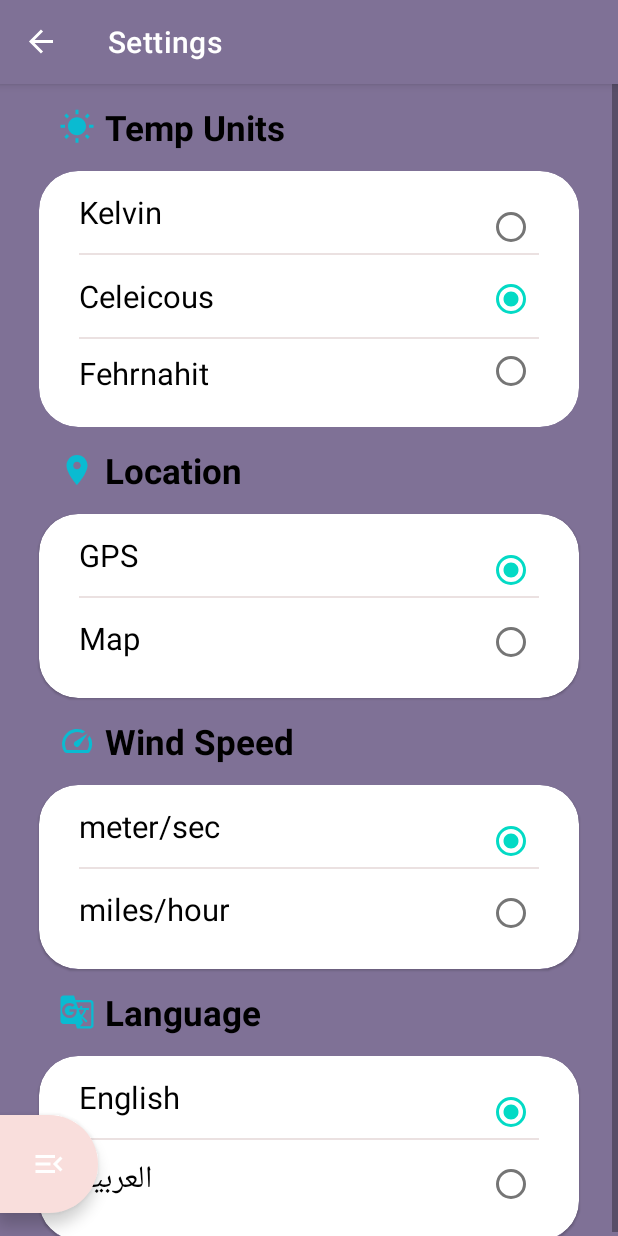
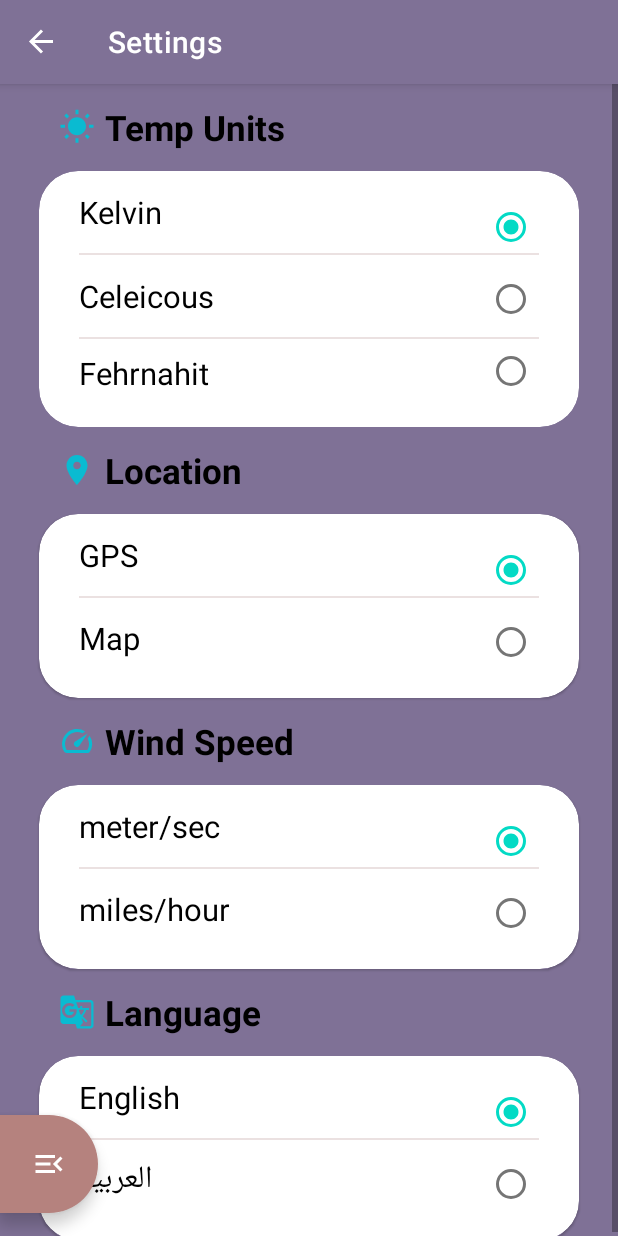
Before and after one commit to Hanaa-Hany/Weather-App, an Android app: the SettingsFragment screen opened through its navigation route, on a phone screen of 412 x 824 dp. Run offline under Robolectric (Android 15) with nearby library versions, the phone set to English and light mode, and no system bars; our stand-ins replace Room's generated code, navigation-ui, sdp/ssp sizes; Roboto replaces fonts that are not available here.

```diff
--- a/app/src/main/java/com/hanaahany/weatherapp/alert/viewmodel/AlertViewModel.kt
+++ b/app/src/main/java/com/hanaahany/weatherapp/alert/viewmodel/AlertViewModel.kt
@@ -13,6 +13,7 @@ import kotlinx.coroutines.Dispatchers
 import kotlinx.coroutines.flow.MutableStateFlow
 import kotlinx.coroutines.flow.StateFlow
 import kotlinx.coroutines.flow.collectLatest
+import kotlinx.coroutines.flow.firstOrNull
 import kotlinx.coroutines.launch
 
 class AlertViewModel(private val repo: RepositoryInterface, private val alarmScheduler: AlarmSchedular) :
@@ -31,6 +32,11 @@ class AlertViewModel(private val repo: RepositoryInterface, private val alarmSch
     fun insertAlarm(alarmItem: Alarm) {
         viewModelScope.launch(Dispatchers.IO) {
             repo.insertAlarm(alarmItem)
+            // Fetch the updated list of alarms after insertion
+            val updatedAlarms = repo.getAllAlarms().firstOrNull() ?: emptyList()
+
+            // Update the state flow with the new list of alarms
+            _alarmsMutableStateFlow.value = updatedAlarms
         }
     }
 
--- a/app/src/main/java/com/hanaahany/weatherapp/home/view/HomeFragment.kt
+++ b/app/src/main/java/com/hanaahany/weatherapp/home/view/HomeFragment.kt
@@ -4,25 +4,23 @@ package com.hanaahany.weatherapp.home.view
 import android.annotation.SuppressLint
 import android.os.Bundle
 import android.util.Log
-import androidx.fragment.app.Fragment
 import android.view.LayoutInflater
 import android.view.View
 import android.view.ViewGroup
 import android.widget.Toast
+import androidx.fragment.app.Fragment
 import androidx.lifecycle.LifecycleOwner
 import androidx.lifecycle.ViewModelProvider
 import androidx.lifecycle.lifecycleScope
 import androidx.recyclerview.widget.LinearLayoutManager
-import com.bumptech.glide.Glide
 import com.hanaahany.weatherapp.Utils.ApiState
 import com.hanaahany.weatherapp.Utils.Constants
 import com.hanaahany.weatherapp.Utils.LocationByGPS
 import com.hanaahany.weatherapp.Utils.Permission
 import com.hanaahany.weatherapp.databinding.FragmentHomeBinding
-import com.hanaahany.weatherapp.services.dp.LocalSource
 import com.hanaahany.weatherapp.home.viewmodel.HomeViewModel
 import com.hanaahany.weatherapp.home.viewmodel.HomeViewModelFactory
-import com.hanaahany.weatherapp.maps.MapsFragmentArgs
+import com.hanaahany.weatherapp.services.dp.LocalSource
 import com.hanaahany.weatherapp.services.model.Repository
 import com.hanaahany.weatherapp.services.model.WeatherResponse
 import com.hanaahany.weatherapp.services.network.WeatherClient
@@ -31,12 +29,12 @@ import kotlinx.coroutines.launch
 
 
 class HomeFragment : Fragment() {
-    private lateinit var viewModel:HomeViewModel
+    private lateinit var viewModel: HomeViewModel
     lateinit var binding: FragmentHomeBinding
     private lateinit var hourAdapter: HourAdapter
     private lateinit var dayAdapter: DayAdapter
-    private var latitude:Double=0.0
-    private var langitude:Double=0.0
+    private var latitude: Double = 0.0
+    private var langitude: Double = 0.0
 
 
     override fun onCreateView(
@@ -44,15 +42,11 @@ class HomeFragment : Fragment() {
         savedInstanceState: Bundle?
     ): View? {
         // Inflate the layout for this fragment
-        flag=true
-        binding=FragmentHomeBinding.inflate(inflater,container,false)
+        flag = true
+        binding = FragmentHomeBinding.inflate(inflater, container, false)
         return binding.root
     }
 
-    override fun onStart() {
-        super.onStart()
-
-    }
 
     override fun onViewCreated(view: View, savedInstanceState: Bundle?) {
         super.onViewCreated(view, savedInstanceState)
@@ -61,37 +55,32 @@ class HomeFragment : Fragment() {
 
         val factory = HomeViewModelFactory(
             Repository.getInstance(
-            WeatherClient,
-            SettingSharedPrefrences.getInstance(requireContext()), LocalSource(requireContext())
-        ))
+                WeatherClient,
+                SettingSharedPrefrences.getInstance(requireContext()), LocalSource(requireContext())
+            )
+        )
         val location = LocationByGPS(requireContext())
         viewModel = ViewModelProvider(this, factory).get(HomeViewModel::class.java)
-        if(viewModel.readStringFromSetting(Constants.LOCATION)==Constants.MAP) {
-            val lat = HomeFragmentArgs.fromBundle(requireArguments()).latitude
-            val lan=HomeFragmentArgs.fromBundle(requireArguments()).langitude
-            Log.i(Constants.locationTag, "$lat HomeFragment")
-            viewModel.getWeather(lat.toDouble(),lan.toDouble(),"metric","en")
-        }else{
 
-            location.getLastLocation()
-        }
+
+        location.getLastLocation()
         location.location.observe(context as LifecycleOwner) {
             Log.i(Constants.locationTag, it.first.toString())
             lifecycleScope.launch {
-                val lang=viewModel.readStringFromSetting(Constants.LANGUAGE)
-                val units=viewModel.readStringFromSetting(Constants.UNIT)
-                if (Permission.checkConnection(requireContext())){
-                    val per=Permission.checkPermission(requireContext())
-                    Log.i(Constants.locationTag,per.toString())
-                    viewModel.getWeather(it.first, it.second,units,lang)
+                val lang = viewModel.readStringFromSetting(Constants.LANGUAGE)
+                val units = viewModel.readStringFromSetting(Constants.UNIT)
+                if (Permission.checkConnection(requireContext())) {
+                    val per = Permission.checkPermission(requireContext())
+                    Log.i(Constants.locationTag, per.toString())
+                    viewModel.getWeather(it.first, it.second, units, lang)
 
-                }else{
+                } else {
                     viewModel.getCachedWeather()
-                    Log.i(Constants.locationTag,"else"+it.first)
+                    Log.i(Constants.locationTag, "else" + it.first)
                 }
 
-                latitude=it.first
-                langitude=it.second
+                latitude = it.first
+                langitude = it.second
             }
 
 
@@ -100,20 +89,20 @@ class HomeFragment : Fragment() {
             viewModel.respone.collect { result ->
                 when (result) {
                     is ApiState.Success -> {
-                        result.date.lon=langitude
+                        result.date.lon = langitude
                         viewModel.insertCachedWeather(result.date)
-                        Log.i("Test",result.date.toString())
-                        result.date.lat=latitude
+                        Log.i("Test", result.date.toString())
+                        result.date.lat = latitude
 
-                        Log.i("Test",result.date.lon.toString())
-                        Log.i("Test",result.date.lat.toString())
+                        Log.i("Test", result.date.lon.toString())
+                        Log.i("Test", result.date.lat.toString())
 
 
-                        binding.loadingLottiHomeFragment.visibility=View.GONE
+                        binding.loadingLottiHomeFragment.visibility = View.GONE
                         handleView(View.VISIBLE)
 
                         setData(result.date)
-                        Log.i(Constants.locationTag,result.date.lat.toString()+"result")
+                        Log.i(Constants.locationTag, result.date.lat.toString() + "result")
                         hourAdapter = HourAdapter(requireContext(), result.date.hourly)
                         binding.recyclerHourlyDay.adapter = hourAdapter
                         dayAdapter = DayAdapter(requireContext(), result.date.daily)
@@ -123,8 +112,8 @@ class HomeFragment : Fragment() {
                         Toast.makeText(requireContext(), "Server Error", Toast.LENGTH_SHORT).show()
                     }
                     else -> {
-                        Log.i(Constants.locationTag,"Loading")
-                        binding.loadingLottiHomeFragment.visibility=View.VISIBLE
+                        Log.i(Constants.locationTag, "Loading")
+                        binding.loadingLottiHomeFragment.visibility = View.VISIBLE
                         handleView(View.INVISIBLE)
 
                     }
@@ -135,50 +124,54 @@ class HomeFragment : Fragment() {
 
     }
 
-    private fun getDataFromMap() {
-
-    }
 
     private fun handleView(appear: Int) {
-        binding.card3.visibility=appear
-        binding.card4.visibility=appear
-        binding.card5.visibility=appear
-        binding.card6.visibility=appear
+        binding.card3.visibility = appear
+        binding.card4.visibility = appear
+        binding.card5.visibility = appear
+        binding.card6.visibility = appear
     }
 
     private fun initViews() {
-        val layoutManager=LinearLayoutManager(requireContext(),LinearLayoutManager.HORIZONTAL,false)
-        binding.recyclerHourlyDay.layoutManager=layoutManager
-        val layoutManagerDaily=LinearLayoutManager(requireContext(),LinearLayoutManager.VERTICAL,false)
-        binding.recyclerWeakTemp.layoutManager=layoutManagerDaily
+        val layoutManager =
+            LinearLayoutManager(requireContext(), LinearLayoutManager.HORIZONTAL, false)
+        binding.recyclerHourlyDay.layoutManager = layoutManager
+        val layoutManagerDaily =
+            LinearLayoutManager(requireContext(), LinearLayoutManager.VERTICAL, false)
+        binding.recyclerWeakTemp.layoutManager = layoutManagerDaily
 
     }
 
     @SuppressLint("SetTextI18n")
     private fun setData(it: WeatherResponse) {
-        binding.tvTempHomeFragment.text=Constants.writeDegree(requireContext(),it.current.temp.toInt().toString())
-        binding.tvCloudsValueHomeFragment.text=it.current.clouds.toString()
-        binding.tvPressureValueHomeFragment.text=it.current.pressure.toString()
-        binding.tvWindValueHomeFragment.text=Constants.windSpeed(requireContext(), it.current.wind_speed.toString())
-        binding.tvCityHomeFragment.text=Constants.setLocationNameByGeoCoder(requireContext(),it.lat,it.lon)
+        binding.tvTempHomeFragment.text =
+            Constants.writeDegree(requireContext(), it.current.temp.toInt().toString())
+        binding.tvCloudsValueHomeFragment.text = it.current.clouds.toString()
+        binding.tvPressureValueHomeFragment.text = it.current.pressure.toString()
+        binding.tvWindValueHomeFragment.text =
+            Constants.windSpeed(requireContext(), it.current.wind_speed.toString())
+        binding.tvCityHomeFragment.text =
+            Constants.setLocationNameByGeoCoder(requireContext(), it.lat, it.lon)
         //Log.i(Constants.locationTag,it.lat.toString()+"setData")
-        binding.tvHumidityValueHomeFragment.text=it.current.humidity.toString()
-        binding.tvWeatherDescriptionHomeFragment.text=it.current.weather.get(0).description
-        Constants.setIcon(it.current.weather.get(0).icon,binding.iconHomeFragment)
-        if (SettingSharedPrefrences.getInstance(requireContext()).readStringSettings(Constants.LANGUAGE)=="ar"){
-            binding.tvWeatherTimeHomeFragment.text=Constants.getTime(it.current.dt,"ar")
-            binding.tvWeatherDateHomeFragment.text=Constants.getDate(it.current.dt,"ar")
-        }else{
-            binding.tvWeatherTimeHomeFragment.text=Constants.getTime(it.current.dt,"en")
-            binding.tvWeatherDateHomeFragment.text=Constants.getDate(it.current.dt,"en")
+        binding.tvHumidityValueHomeFragment.text = it.current.humidity.toString()
+        binding.tvWeatherDescriptionHomeFragment.text = it.current.weather.get(0).description
+        Constants.setIcon(it.current.weather.get(0).icon, binding.iconHomeFragment)
+        if (SettingSharedPrefrences.getInstance(requireContext())
+                .readStringSettings(Constants.LANGUAGE) == "ar"
+        ) {
+            binding.tvWeatherTimeHomeFragment.text = Constants.getTime(it.current.dt, "ar")
+            binding.tvWeatherDateHomeFragment.text = Constants.getDate(it.current.dt, "ar")
+        } else {
+            binding.tvWeatherTimeHomeFragment.text = Constants.getTime(it.current.dt, "en")
+            binding.tvWeatherDateHomeFragment.text = Constants.getDate(it.current.dt, "en")
 
         }
 
 
     }
 
-    companion object{
-        var flag=true
+    companion object {
+        var flag = true
     }
 
 }
--- a/app/src/main/java/com/hanaahany/weatherapp/home/viewmodel/HomeViewModel.kt
+++ b/app/src/main/java/com/hanaahany/weatherapp/home/viewmodel/HomeViewModel.kt
@@ -67,7 +67,7 @@ class HomeViewModel(private val _irepo: RepositoryInterface) : ViewModel() {
     fun getFavLocation(){
         viewModelScope.launch {
              _irepo.getFavLocation().collect {
-                 Log.i(Constants.FAV_TAG,it.size.toString())
+                // Log.i(Constants.FAV_TAG,it.size.toString())
                  _favLocation.value=it
              }
         }
--- a/app/src/main/java/com/hanaahany/weatherapp/setting/view/SettingsFragment.kt
+++ b/app/src/main/java/com/hanaahany/weatherapp/setting/view/SettingsFragment.kt
@@ -17,9 +17,9 @@ import com.hanaahany.weatherapp.R
 import com.hanaahany.weatherapp.Utils.Constants
 import com.hanaahany.weatherapp.Utils.LocationByGPS
 import com.hanaahany.weatherapp.databinding.FragmentSettingsBinding
-import com.hanaahany.weatherapp.services.dp.LocalSource
 import com.hanaahany.weatherapp.home.viewmodel.HomeViewModel
 import com.hanaahany.weatherapp.home.viewmodel.HomeViewModelFactory
+import com.hanaahany.weatherapp.services.dp.LocalSource
 import com.hanaahany.weatherapp.services.model.Repository
 import com.hanaahany.weatherapp.services.network.WeatherClient
 import com.hanaahany.weatherapp.services.sharedpref.SettingSharedPrefrences
@@ -70,7 +70,7 @@ class SettingsFragment : Fragment() {
     }
 
     private fun handelMarkLang() {
-            if (viewModel.readStringFromSetting(Constants.LANGUAGE) == "ar") {
+        if (viewModel.readStringFromSetting(Constants.LANGUAGE) == "ar") {
             binding.radioArabic.isChecked = true
         } else {
             binding.radioEnglish.isChecked = true
@@ -87,12 +87,12 @@ class SettingsFragment : Fragment() {
     }
 
     private fun handelMarkTemp() {
-        if (viewModel.readStringFromSetting(Constants.UNIT) == "K") {
-            binding.radioKelvin.isChecked = true
-        } else if (viewModel.readStringFromSetting(Constants.UNIT) == "F") {
+        if (viewModel.readStringFromSetting(Constants.UNIT) == "metric") {
+            binding.radioCelisous.isChecked = true
+        } else if (viewModel.readStringFromSetting(Constants.UNIT) == "imperial") {
             binding.radioFehraniet.isChecked = true
         } else {
-            binding.radioCelisous.isChecked = true
+            binding.radioKelvin.isChecked = true
         }
     }
 
@@ -114,7 +114,8 @@ class SettingsFragment : Fragment() {
                 R.id.radio_map -> {
                     viewModel.writeStringToSetting(Constants.LOCATION, Constants.MAP)
 
-                    val action=SettingsFragmentDirections.actionSettingsFragmentToMapsFragment(Constants.SET_Source)
+                    val action =
+                        SettingsFragmentDirections.actionSettingsFragmentToMapsFragment(Constants.SET_Source)
                     Navigation.findNavController(requireView()).navigate(action)
 
                 }
@@ -157,19 +158,15 @@ class SettingsFragment : Fragment() {
 
     private fun handleUnits() {
         binding.radioGroupUnits.setOnCheckedChangeListener(RadioGroup.OnCheckedChangeListener { _, radioId ->
-            when (radioId) {
-                R.id.radio_kelvin ->
-                    viewModel.writeStringToSetting(Constants.UNIT, "standard")
 
-                R.id.radio_celisous ->
-                    viewModel.writeStringToSetting(Constants.UNIT, "metric")
+            if (radioId == R.id.radio_fehraniet)
+                viewModel.writeStringToSetting(Constants.UNIT, "imperial")
+            else if (radioId == R.id.radio_kelvin)
+                viewModel.writeStringToSetting(Constants.UNIT, "standard")
+            else (radioId == R.id.radio_celisous)
+            viewModel.writeStringToSetting(Constants.UNIT, "metric")
 
 
-                R.id.radio_fehraniet ->
-                    viewModel.writeStringToSetting(Constants.UNIT, "imperial")
-
-
-            }
             //restartApplication()
 
         })
--- a/app/src/main/res/drawable/ic_alert.xml
+++ b/app/src/main/res/drawable/ic_alert.xml
@@ -1,5 +1,5 @@
 <vector android:autoMirrored="true" android:height="24dp"
-    android:tint="#000000" android:viewportHeight="24"
+    android:tint="@color/white" android:viewportHeight="24"
     android:viewportWidth="24" android:width="24dp" xmlns:android="http://schemas.android.com/apk/res/android">
     <path android:fillColor="@android:color/white" android:pathData="M10.01,21.01c0,1.1 0.89,1.99 1.99,1.99s1.99,-0.89 1.99,-1.99h-3.98zM18.88,16.82L18.88,11c0,-3.25 -2.25,-5.97 -5.29,-6.69v-0.72C13.59,2.71 12.88,2 12,2s-1.59,0.71 -1.59,1.59v0.72C7.37,5.03 5.12,7.75 5.12,11v5.82L3,18.94L3,20h18v-1.06l-2.12,-2.12zM16,13.01h-3v3h-2v-3L8,13.01L8,11h3L11,8h2v3h3v2.01z"/>
 </vector>
--- a/app/src/main/res/drawable/ic_favorite.xml
+++ b/app/src/main/res/drawable/ic_favorite.xml
@@ -1,5 +1,5 @@
 <vector android:autoMirrored="true" android:height="24dp"
-    android:tint="#000000" android:viewportHeight="24"
+    android:tint="@color/white" android:viewportHeight="24"
     android:viewportWidth="24" android:width="24dp" xmlns:android="http://schemas.android.com/apk/res/android">
     <path android:fillColor="@android:color/white" android:pathData="M12,21.35l-1.45,-1.32C5.4,15.36 2,12.28 2,8.5 2,5.42 4.42,3 7.5,3c1.74,0 3.41,0.81 4.5,2.09C13.09,3.81 14.76,3 16.5,3 19.58,3 22,5.42 22,8.5c0,3.78 -3.4,6.86 -8.55,11.54L12,21.35z"/>
 </vector>
--- a/app/src/main/res/drawable/ic_home.xml
+++ b/app/src/main/res/drawable/ic_home.xml
@@ -1,5 +1,5 @@
 <vector android:autoMirrored="true" android:height="24dp"
-    android:tint="#000000" android:viewportHeight="24"
+    android:tint="@color/white" android:viewportHeight="24"
     android:viewportWidth="24" android:width="24dp" xmlns:android="http://schemas.android.com/apk/res/android">
     <path android:fillColor="@android:color/white" android:pathData="M10,20v-6h4v6h5v-8h3L12,3 2,12h3v8z"/>
 </vector>
--- a/app/src/main/res/drawable/ic_settings.xml
+++ b/app/src/main/res/drawable/ic_settings.xml
@@ -1,5 +1,5 @@
 <vector android:autoMirrored="true" android:height="24dp"
-    android:tint="@color/East_Bay" android:viewportHeight="24"
+    android:tint="@color/white" android:viewportHeight="24"
     android:viewportWidth="24" android:width="24dp" xmlns:android="http://schemas.android.com/apk/res/android">
     <path android:fillColor="@android:color/white" android:pathData="M19.14,12.94c0.04,-0.3 0.06,-0.61 0.06,-0.94c0,-0.32 -0.02,-0.64 -0.07,-0.94l2.03,-1.58c0.18,-0.14 0.23,-0.41 0.12,-0.61l-1.92,-3.32c-0.12,-0.22 -0.37,-0.29 -0.59,-0.22l-2.39,0.96c-0.5,-0.38 -1.03,-0.7 -1.62,-0.94L14.4,2.81c-0.04,-0.24 -0.24,-0.41 -0.48,-0.41h-3.84c-0.24,0 -0.43,0.17 -0.47,0.41L9.25,5.35C8.66,5.59 8.12,5.92 7.63,6.29L5.24,5.33c-0.22,-0.08 -0.47,0 -0.59,0.22L2.74,8.87C2.62,9.08 2.66,9.34 2.86,9.48l2.03,1.58C4.84,11.36 4.8,11.69 4.8,12s0.02,0.64 0.07,0.94l-2.03,1.58c-0.18,0.14 -0.23,0.41 -0.12,0.61l1.92,3.32c0.12,0.22 0.37,0.29 0.59,0.22l2.39,-0.96c0.5,0.38 1.03,0.7 1.62,0.94l0.36,2.54c0.05,0.24 0.24,0.41 0.48,0.41h3.84c0.24,0 0.44,-0.17 0.47,-0.41l0.36,-2.54c0.59,-0.24 1.13,-0.56 1.62,-0.94l2.39,0.96c0.22,0.08 0.47,0 0.59,-0.22l1.92,-3.32c0.12,-0.22 0.07,-0.47 -0.12,-0.61L19.14,12.94zM12,15.6c-1.98,0 -3.6,-1.62 -3.6,-3.6s1.62,-3.6 3.6,-3.6s3.6,1.62 3.6,3.6S13.98,15.6 12,15.6z"/>
 </vector>
--- a/app/src/main/res/values/colors.xml
+++ b/app/src/main/res/values/colors.xml
@@ -15,6 +15,6 @@
     <color name="primary_continer">#7F7196</color>
     <color name="text_color">#fff</color>
     <color name="secondry_continer">#FFD8E4</color>
-    <color name="pink">#F9DEDC</color>
+    <color name="pink">#B5827E</color>
     <color name="text_option">#6750A4</color>
 </resources>
--- a/app/src/main/res/values/strings.xml
+++ b/app/src/main/res/values/strings.xml
@@ -29,5 +29,5 @@
     <string name="notification">Notification</string>
     <string name="stop">Stop</string>
     <string name="save_alarm">Save Alarm</string>
-    <string name="ok">Ok</string>
+    <string name="ok" translatable="false">Ok</string>
 </resources>
```
Also changed, not shown: app/build.gradle (+9 -1 lines), app/src/main/java/com/hanaahany/weatherapp/Utils/Constants.kt (+5 -5 lines), app/src/main/java/com/hanaahany/weatherapp/alert/view/AlertFragment.kt (+6 -4 lines), app/src/main/res/raw/thunder_11d.json (added, +1 -0 lines), 3 other files.
